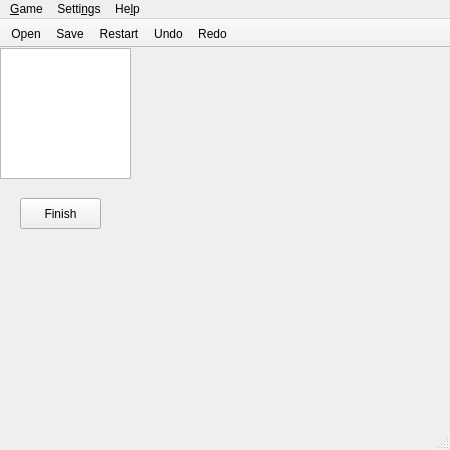
This is view.ui in linyinfeng/klotski as Qt 5 draws it before an edit. The edited form follows.
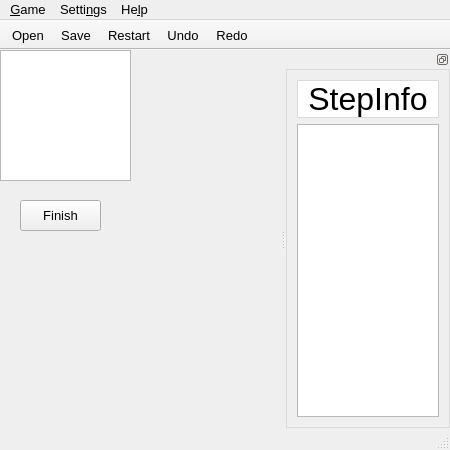
This is the edited form. Icons and pictures are not drawn.

Commit message: Use list view(still have some bugs)

What changed in the file:
```diff
--- a/view.ui
+++ b/view.ui
@@ -10,6 +10,11 @@
     <height>450</height>
    </rect>
   </property>
+  <property name="font">
+   <font>
+    <pointsize>10</pointsize>
+   </font>
+  </property>
   <property name="windowTitle">
    <string>Klotski</string>
   </property>
@@ -50,7 +55,7 @@
      <x>0</x>
      <y>0</y>
      <width>450</width>
-     <height>21</height>
+     <height>23</height>
     </rect>
    </property>
    <widget class="QMenu" name="menuGame">
@@ -118,6 +123,40 @@
    <addaction name="actionUndo"/>
    <addaction name="actionRedo"/>
   </widget>
+  <widget class="QDockWidget" name="dockWidget">
+   <property name="styleSheet">
+    <string notr="true">#dockWidgetContents, #labelStepInfo {
+	border: 1px solid rgb(218, 218, 218);
+}
+#labelStepInfo {
+	background-color: white;
+	font-size: 32px;
+}</string>
+   </property>
+   <property name="features">
+    <set>QDockWidget::DockWidgetFloatable|QDockWidget::DockWidgetMovable</set>
+   </property>
+   <attribute name="dockWidgetArea">
+    <number>2</number>
+   </attribute>
+   <widget class="QWidget" name="dockWidgetContents">
+    <layout class="QVBoxLayout" name="verticalLayout">
+     <item>
+      <widget class="QLabel" name="labelStepInfo">
+       <property name="text">
+        <string>StepInfo</string>
+       </property>
+       <property name="alignment">
+        <set>Qt::AlignCenter</set>
+       </property>
+      </widget>
+     </item>
+     <item>
+      <widget class="QListView" name="listViewHistory"/>
+     </item>
+    </layout>
+   </widget>
+  </widget>
   <action name="actionSave">
    <property name="icon">
     <iconset resource="resources.qrc">
```
The commit also changes 10 other files.
